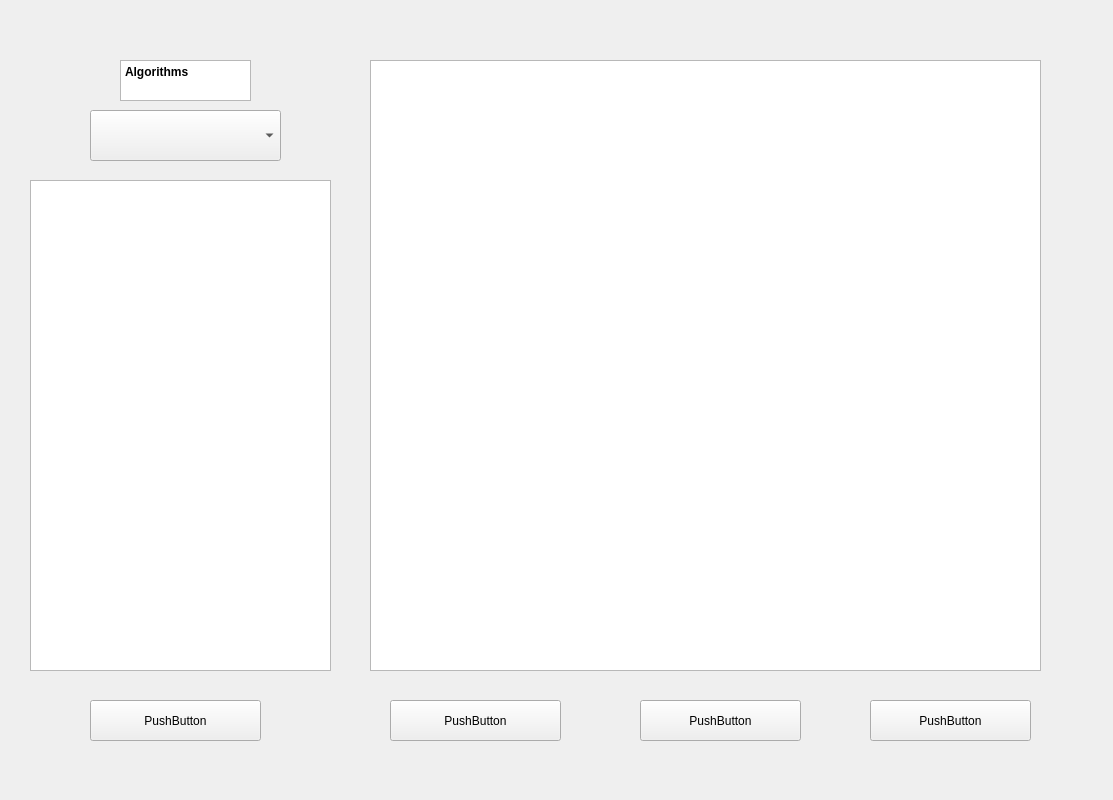
The window that GUI.ui (kfrancischen/Constellation-clustering) describes before a commit, drawn with Qt 5.
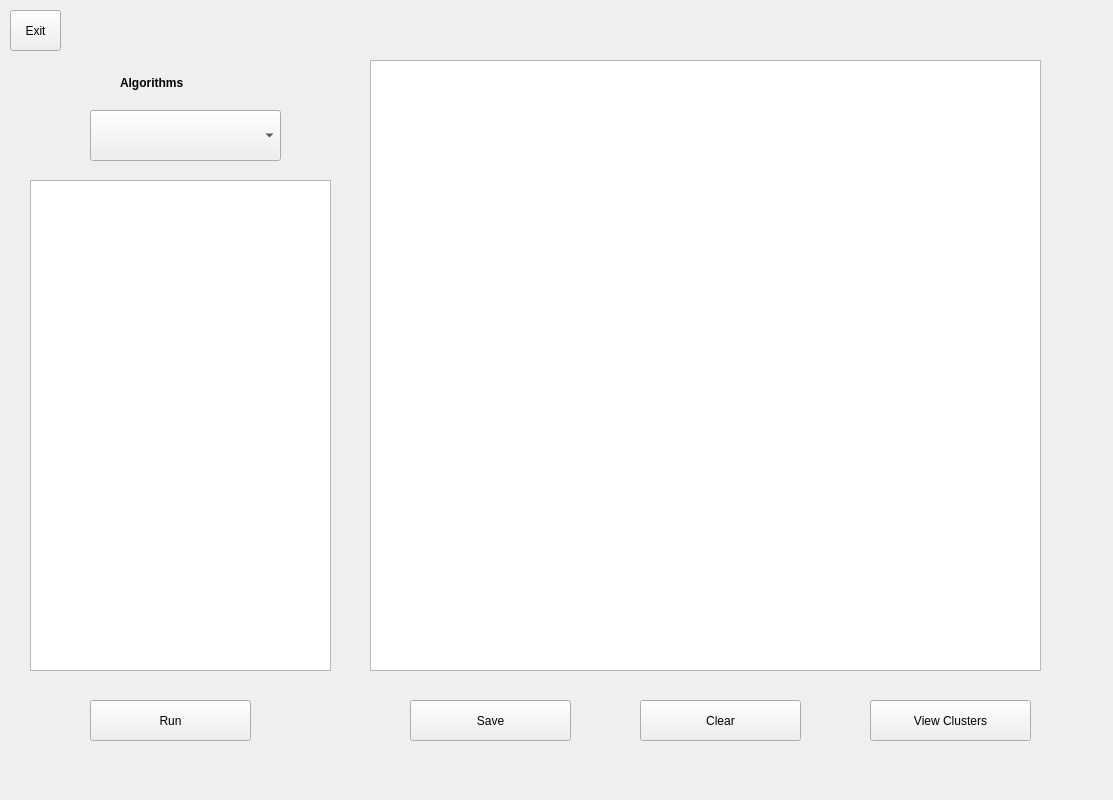
The same window after the commit.

What changed in the file:
```diff
--- a/GUI.ui
+++ b/GUI.ui
@@ -33,20 +33,7 @@
     </rect>
    </property>
   </widget>
-  <widget class="QPushButton" name="pushButton">
-   <property name="geometry">
-    <rect>
-     <x>390</x>
-     <y>700</y>
-     <width>171</width>
-     <height>41</height>
-    </rect>
-   </property>
-   <property name="text">
-    <string>PushButton</string>
-   </property>
-  </widget>
-  <widget class="QTableView" name="tableView">
+  <widget class="QTableView" name="parametersView">
    <property name="geometry">
     <rect>
      <x>30</x>
@@ -66,62 +53,78 @@
     </rect>
    </property>
    <property name="text">
-    <string>PushButton</string>
+    <string>Clear</string>
    </property>
   </widget>
-  <widget class="QPlainTextEdit" name="plainTextEdit">
+  <widget class="QPushButton" name="viewBotton">
+   <property name="geometry">
+    <rect>
+     <x>870</x>
+     <y>700</y>
+     <width>161</width>
+     <height>41</height>
+    </rect>
+   </property>
+   <property name="text">
+    <string>View Clusters</string>
+   </property>
+  </widget>
+  <widget class="QPushButton" name="runBotton">
+   <property name="geometry">
+    <rect>
+     <x>90</x>
+     <y>700</y>
+     <width>161</width>
+     <height>41</height>
+    </rect>
+   </property>
+   <property name="text">
+    <string>Run</string>
+   </property>
+  </widget>
+  <widget class="QPushButton" name="saveBotton">
+   <property name="geometry">
+    <rect>
+     <x>410</x>
+     <y>700</y>
+     <width>161</width>
+     <height>41</height>
+    </rect>
+   </property>
+   <property name="text">
+    <string>Save</string>
+   </property>
+  </widget>
+  <widget class="QLabel" name="algorithmLabel">
    <property name="geometry">
     <rect>
      <x>120</x>
-     <y>60</y>
-     <width>131</width>
-     <height>41</height>
+     <y>70</y>
+     <width>121</width>
+     <height>26</height>
     </rect>
    </property>
    <property name="font">
     <font>
-     <family>Ubuntu</family>
      <weight>75</weight>
      <bold>true</bold>
     </font>
    </property>
-   <property name="layoutDirection">
-    <enum>Qt::LeftToRight</enum>
-   </property>
-   <property name="readOnly">
-    <bool>true</bool>
-   </property>
-   <property name="plainText">
+   <property name="text">
     <string>Algorithms</string>
    </property>
-   <property name="backgroundVisible">
-    <bool>false</bool>
-   </property>
   </widget>
-  <widget class="QPushButton" name="pushButton_4">
+  <widget class="QToolButton" name="exitBotton">
    <property name="geometry">
     <rect>
-     <x>870</x>
-     <y>700</y>
-     <width>161</width>
+     <x>10</x>
+     <y>10</y>
+     <width>51</width>
      <height>41</height>
     </rect>
    </property>
    <property name="text">
-    <string>PushButton</string>
-   </property>
-  </widget>
-  <widget class="QPushButton" name="pushButton_3">
-   <property name="geometry">
-    <rect>
-     <x>90</x>
-     <y>700</y>
-     <width>171</width>
-     <height>41</height>
-    </rect>
-   </property>
-   <property name="text">
-    <string>PushButton</string>
+    <string>Exit</string>
    </property>
   </widget>
  </widget>
```
Left out of the diff: 6 changed lines with no effect on the pictures.
